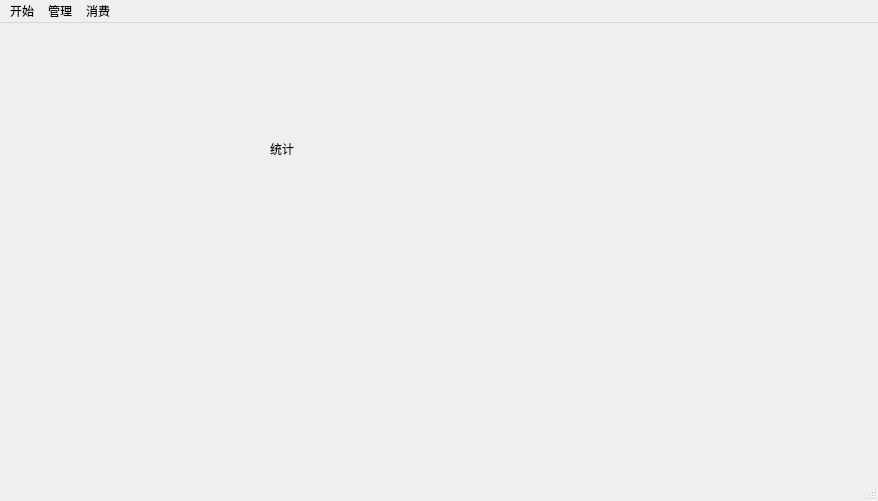
First picture: the form in mainwindow.ui, repository Nek0-hinata/QtLearning, before the edit.
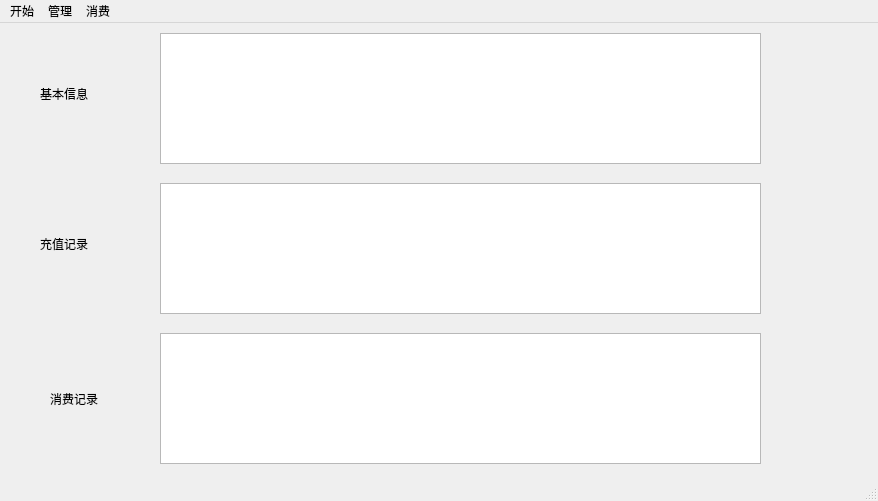
Second picture: the form after the edit. The open tabs and pages were chosen to show the change.

```diff
--- a/mainwindow.ui
+++ b/mainwindow.ui
@@ -312,14 +312,70 @@
      <widget class="QLabel" name="label_10">
       <property name="geometry">
        <rect>
-        <x>270</x>
-        <y>120</y>
-        <width>54</width>
-        <height>12</height>
+        <x>40</x>
+        <y>50</y>
+        <width>81</width>
+        <height>41</height>
        </rect>
       </property>
       <property name="text">
-       <string>统计</string>
+       <string>基本信息</string>
+      </property>
+     </widget>
+     <widget class="QLabel" name="label_37">
+      <property name="geometry">
+       <rect>
+        <x>50</x>
+        <y>360</y>
+        <width>81</width>
+        <height>31</height>
+       </rect>
+      </property>
+      <property name="text">
+       <string>消费记录</string>
+      </property>
+     </widget>
+     <widget class="QLabel" name="label_38">
+      <property name="geometry">
+       <rect>
+        <x>40</x>
+        <y>200</y>
+        <width>81</width>
+        <height>41</height>
+       </rect>
+      </property>
+      <property name="text">
+       <string>充值记录</string>
+      </property>
+     </widget>
+     <widget class="QTextBrowser" name="textBrowser_11">
+      <property name="geometry">
+       <rect>
+        <x>160</x>
+        <y>10</y>
+        <width>601</width>
+        <height>131</height>
+       </rect>
+      </property>
+     </widget>
+     <widget class="QTextBrowser" name="textBrowser_12">
+      <property name="geometry">
+       <rect>
+        <x>160</x>
+        <y>160</y>
+        <width>601</width>
+        <height>131</height>
+       </rect>
+      </property>
+     </widget>
+     <widget class="QTextBrowser" name="textBrowser_13">
+      <property name="geometry">
+       <rect>
+        <x>160</x>
+        <y>310</y>
+        <width>601</width>
+        <height>131</height>
+       </rect>
       </property>
      </widget>
     </widget>
```
Left out of the diff: 2 changed lines with no effect on the pictures.
